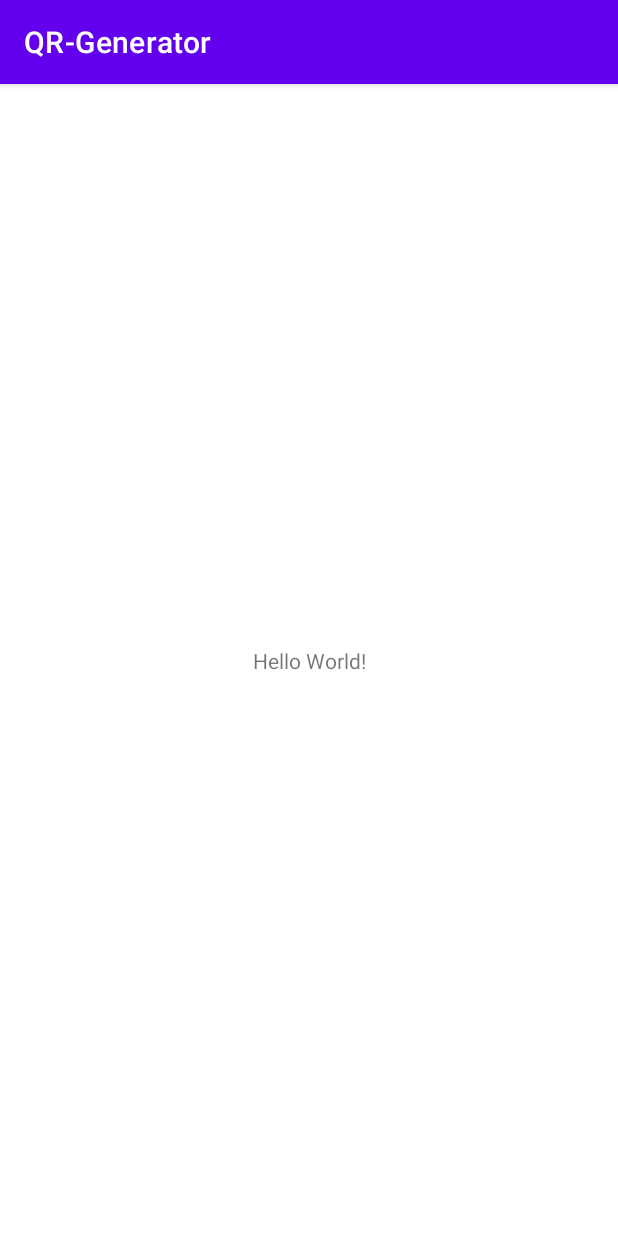
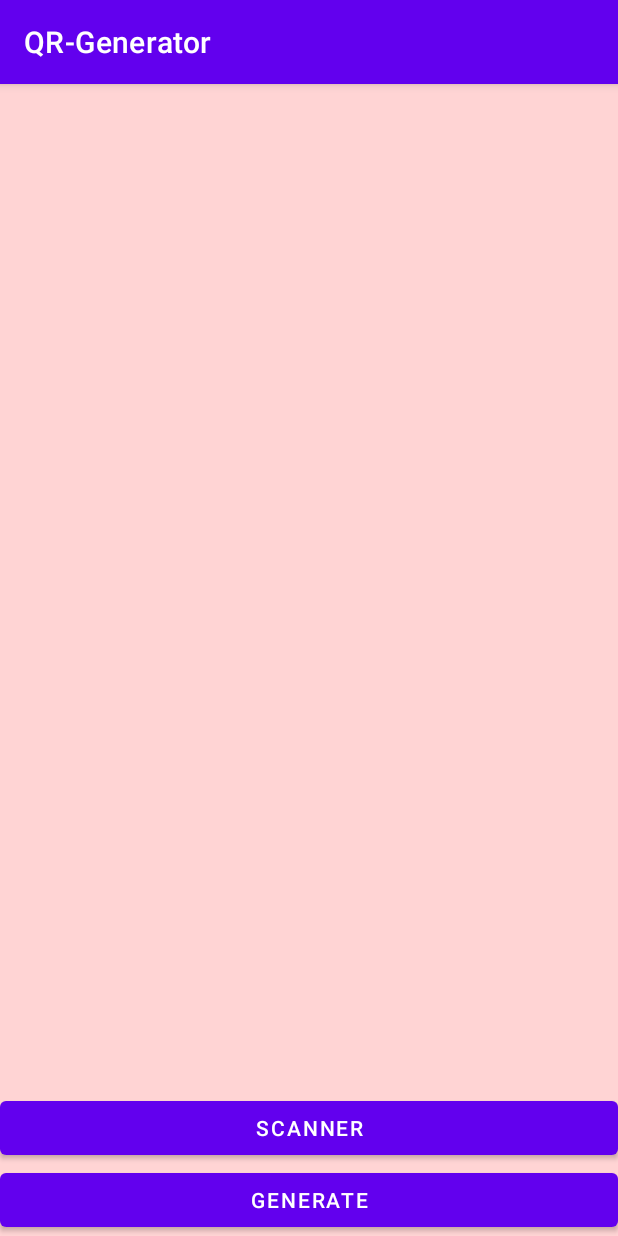
Before and after one commit to trypuzz/pet-projects, an Android app: the screen it shows after launch (MainActivity), on a phone screen of 412 x 824 dp. Run offline under Robolectric (Android 15) with nearby library versions, the phone set to English and light mode, and no system bars; libraries missing offline, so code that uses them is left out: androidmads.library.qrgenearator.

Commit message:
Encode QR in Text (Generation + Scanner w/o links)

```diff
--- a/QRGenerator/app/build.gradle
+++ b/QRGenerator/app/build.gradle
@@ -38,6 +38,10 @@ dependencies {
     implementation 'androidx.appcompat:appcompat:1.6.1'
     implementation 'com.google.android.material:material:1.8.0'
     implementation 'androidx.constraintlayout:constraintlayout:2.1.4'
+    implementation 'com.github.androidmads:QRGenerator:1.0.1'
+    implementation 'me.dm7.barcodescanner:zxing:1.9.13'
+    implementation 'me.dm7.barcodescanner:zbar:1.8.4'
+    implementation 'com.github.yuriy-budiyev:code-scanner:2.3.2'
     testImplementation 'junit:junit:4.13.2'
     androidTestImplementation 'androidx.test.ext:junit:1.1.5'
     androidTestImplementation 'androidx.test.espresso:espresso-core:3.5.1'
--- a/QRGenerator/app/src/main/AndroidManifest.xml
+++ b/QRGenerator/app/src/main/AndroidManifest.xml
@@ -1,7 +1,7 @@
 <?xml version="1.0" encoding="utf-8"?>
 <manifest xmlns:android="http://schemas.android.com/apk/res/android"
     xmlns:tools="http://schemas.android.com/tools">
-
+    <uses-permission android:name="android.permission.CAMERA" />
     <application
         android:allowBackup="true"
         android:dataExtractionRules="@xml/data_extraction_rules"
@@ -11,6 +11,9 @@
         android:supportsRtl="true"
         android:theme="@style/Theme.QRGenerator"
         tools:targetApi="31">
+        <activity
+            android:name=".ScanQR"
+            android:exported="false" />
         <activity
             android:name=".MainActivity"
             android:exported="true">
--- a/QRGenerator/app/src/main/java/com/example/qr_generator/MainActivity.kt
+++ b/QRGenerator/app/src/main/java/com/example/qr_generator/MainActivity.kt
@@ -1,11 +1,40 @@
 package com.example.qr_generator
 
+import android.content.Intent
 import androidx.appcompat.app.AppCompatActivity
 import android.os.Bundle
+import android.widget.Button
+import android.widget.ImageView
+import androidmads.library.qrgenearator.QRGContents
+import androidmads.library.qrgenearator.QRGEncoder
+import androidx.activity.result.contract.ActivityResultContracts
 
 class MainActivity : AppCompatActivity() {
+    var im: ImageView? = null
+    var bGenerate: Button? = null
+    var bScanQR: Button? = null
+
     override fun onCreate(savedInstanceState: Bundle?) {
         super.onCreate(savedInstanceState)
         setContentView(R.layout.activity_main)
+        bGenerate = findViewById(R.id.button)
+        im = findViewById(R.id.imageView)
+        bScanQR = findViewById(R.id.bScan)
+        bGenerate?.setOnClickListener {
+            generateQRCode("TEST TEXT")
+        }
+        bScanQR?.setOnClickListener{
+            startActivity(Intent(this, ScanQR::class.java))
+        }
+    }
+
+    private fun generateQRCode(text: String) {
+        val qrGenerator = QRGEncoder(text, null, QRGContents.Type.TEXT, 700)
+        try {
+            val bMap = qrGenerator.bitmap
+            im?.setImageBitmap(bMap)
+        } catch (e: java.lang.Exception) {
+
+        }
     }
 }
--- a/QRGenerator/app/src/main/res/layout/activity_main.xml
+++ b/QRGenerator/app/src/main/res/layout/activity_main.xml
@@ -4,15 +4,42 @@
     xmlns:tools="http://schemas.android.com/tools"
     android:layout_width="match_parent"
     android:layout_height="match_parent"
+    android:background="#FFD4D4"
     tools:context=".MainActivity">
 
-    <TextView
+    <androidx.cardview.widget.CardView
         android:layout_width="wrap_content"
         android:layout_height="wrap_content"
-        android:text="Hello World!"
+        android:background="#000000"
+        app:cardCornerRadius="0dp"
+        app:layout_constraintBottom_toTopOf="@+id/button"
+        app:layout_constraintEnd_toEndOf="parent"
+        app:layout_constraintStart_toStartOf="parent"
+        app:layout_constraintTop_toTopOf="parent">
+
+        <ImageView
+            android:id="@+id/imageView"
+            android:layout_width="wrap_content"
+            android:layout_height="wrap_content"
+            tools:srcCompat="@tools:sample/avatars" />
+    </androidx.cardview.widget.CardView>
+
+    <Button
+        android:id="@+id/button"
+        android:layout_width="0dp"
+        android:layout_height="wrap_content"
+        android:text="Generate"
         app:layout_constraintBottom_toBottomOf="parent"
         app:layout_constraintEnd_toEndOf="parent"
-        app:layout_constraintStart_toStartOf="parent"
-        app:layout_constraintTop_toTopOf="parent" />
+        app:layout_constraintStart_toStartOf="parent" />
+
+    <Button
+        android:id="@+id/bScan"
+        android:layout_width="0dp"
+        android:layout_height="wrap_content"
+        android:text="Scanner"
+        app:layout_constraintBottom_toTopOf="@+id/button"
+        app:layout_constraintEnd_toEndOf="parent"
+        app:layout_constraintStart_toStartOf="parent" />
 
 </androidx.constraintlayout.widget.ConstraintLayout>
--- a/QRGenerator/gradle.properties
+++ b/QRGenerator/gradle.properties
@@ -21,3 +21,4 @@ kotlin.code.style=official
 # resources declared in the library itself and none from the library's dependencies,
 # thereby reducing the size of the R class for that library
 android.nonTransitiveRClass=true
+android.enableJetifier=true
--- a/QRGenerator/settings.gradle
+++ b/QRGenerator/settings.gradle
@@ -10,6 +10,8 @@ dependencyResolutionManagement {
     repositories {
         google()
         mavenCentral()
+        maven { url 'https://jitpack.io' }
+        jcenter()
     }
 }
 rootProject.name = "QR-Generator"
```
Also changed, not shown: QRGenerator/app/src/main/java/com/example/qr_generator/ScanQR.kt (added, +76 -0 lines), QRGenerator/app/src/main/res/layout/activity_scan_qr.xml (added, +11 -0 lines).
